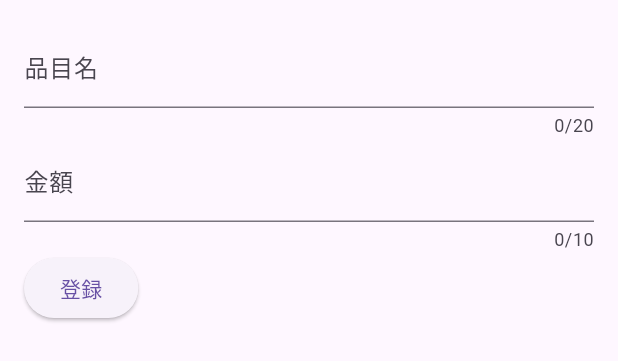
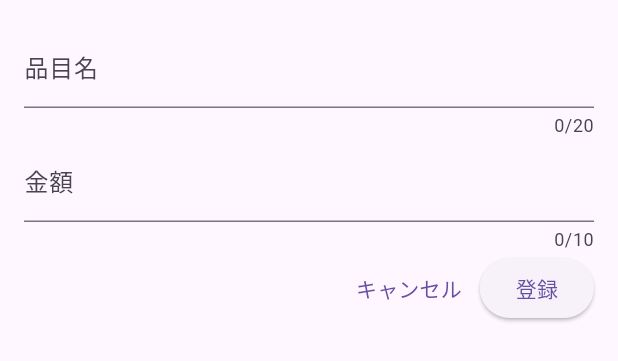
Before and after one commit to yusuke-shiya/expense_tracker, a Flutter app: the NewExpense widget shown alone on an empty page, opened directly, on a phone screen of 412 x 824 dp. Shown: the top 361 px of the screen. Run offline on Flutter 3.47's test engine with Material 2 defaults, Android fonts, the phone set to English and light mode, and no system bars.

Commit message:
feat: キャンセルボタンのUIのみ追加

```diff
--- a/lib/widget/new_expense.dart
+++ b/lib/widget/new_expense.dart
@@ -29,7 +29,14 @@ class _NewExpenseState extends State<NewExpense> {
             maxLength: 10,
           ),
           Row(
+            mainAxisAlignment: MainAxisAlignment.end,
             children: [
+              TextButton(
+                onPressed: () {
+                  print('キャンセル');
+                },
+                child: const Text('キャンセル'),
+              ),
               ElevatedButton(
                 onPressed: () {
                   print('_enteredTitle');
```
